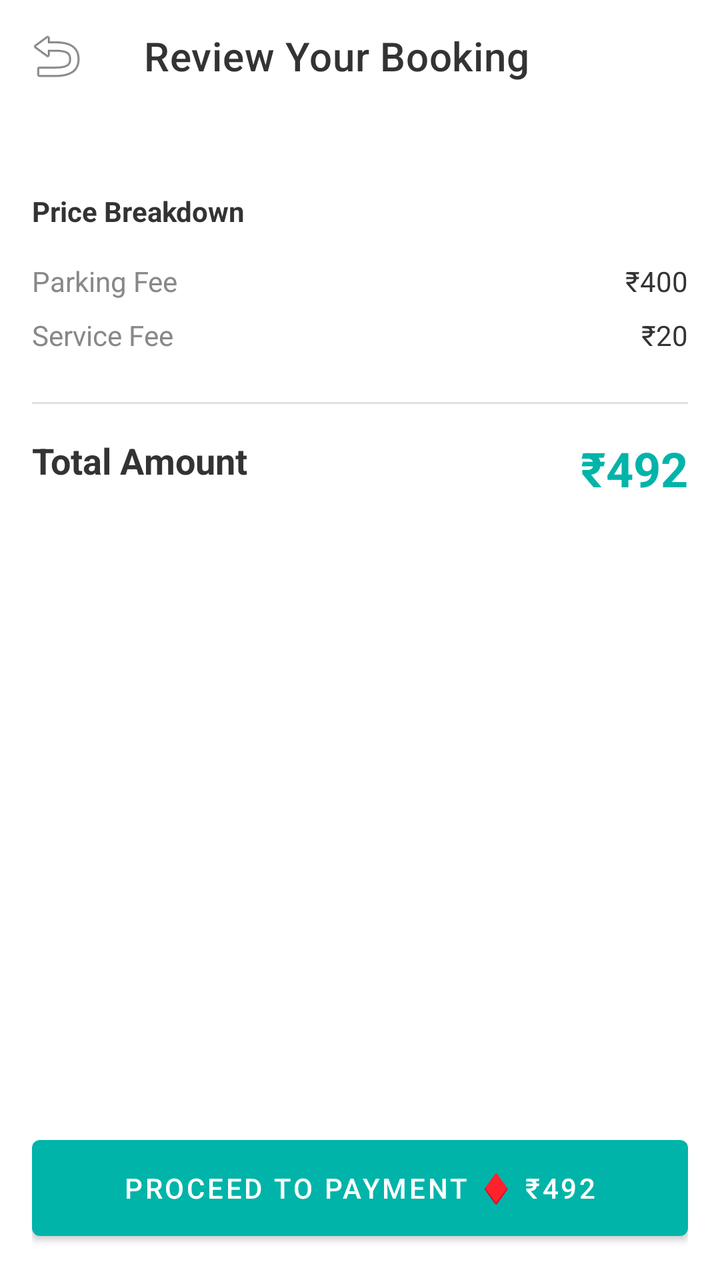
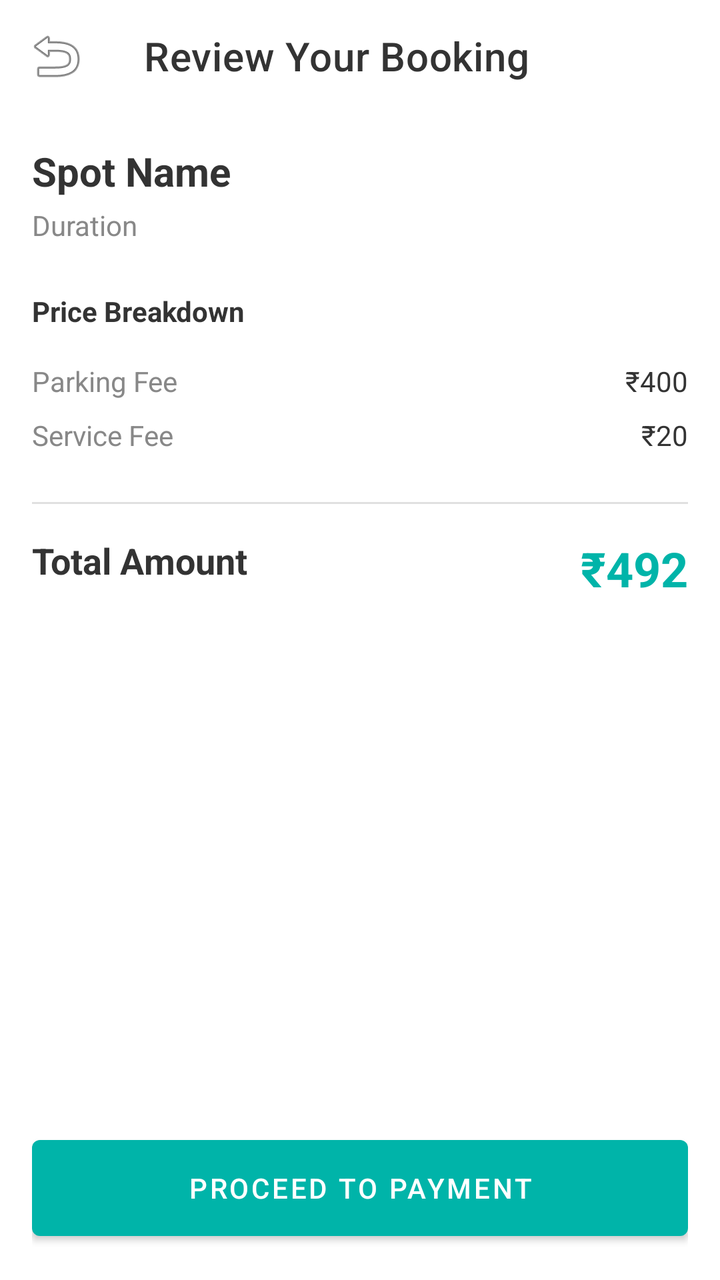

Compare the two renders of this Android layout. The source of the first and the diff that turns it into the second are given below.
<!-- AndroidManifest.xml: application theme Theme.ParkFinder -->
<!-- res/layout/activity_booking_summary.xml -->
<?xml version="1.0" encoding="utf-8"?>
<LinearLayout xmlns:android="http://schemas.android.com/apk/res/android"
    xmlns:app="http://schemas.android.com/apk/res-auto"
    android:layout_width="match_parent"
    android:layout_height="match_parent"
    android:orientation="vertical"
    android:background="@android:color/white">

    <com.google.android.material.appbar.AppBarLayout
        android:layout_width="match_parent"
        android:layout_height="wrap_content"
        android:background="@android:color/white"
        app:elevation="0dp">
        <androidx.appcompat.widget.Toolbar
            android:id="@+id/toolbar"
            android:layout_width="match_parent"
            android:layout_height="?attr/actionBarSize"
            app:title="Review Your Booking"
            app:titleTextColor="@color/dark_grey"
            app:navigationIcon="@android:drawable/ic_menu_revert" />
    </com.google.android.material.appbar.AppBarLayout>

    <ScrollView
        android:layout_width="match_parent"
        android:layout_height="0dp"
        android:layout_weight="1"
        android:padding="16dp">
        <LinearLayout
            android:layout_width="match_parent"
            android:layout_height="wrap_content"
            android:orientation="vertical">

            <TextView
                android:layout_width="wrap_content"
                android:layout_height="wrap_content"
                android:text="Price Breakdown"
                android:textStyle="bold"
                android:textColor="@color/dark_grey"
                android:layout_marginTop="24dp"
                android:layout_marginBottom="16dp" />

            <RelativeLayout android:layout_width="match_parent" android:layout_height="wrap_content" android:layout_marginBottom="8dp">
                <TextView android:layout_width="wrap_content" android:layout_height="wrap_content" android:text="Parking Fee" android:textColor="@color/light_grey" />
                <TextView android:layout_width="wrap_content" android:layout_height="wrap_content" android:text="₹400" android:layout_alignParentEnd="true" android:textColor="@color/dark_grey" />
            </RelativeLayout>

            <RelativeLayout android:layout_width="match_parent" android:layout_height="wrap_content" android:layout_marginBottom="8dp">
                <TextView android:layout_width="wrap_content" android:layout_height="wrap_content" android:text="Service Fee" android:textColor="@color/light_grey" />
                <TextView android:layout_width="wrap_content" android:layout_height="wrap_content" android:text="₹20" android:layout_alignParentEnd="true" android:textColor="@color/dark_grey" />
            </RelativeLayout>

            <View android:layout_width="match_parent" android:layout_height="1dp" android:background="#E0E0E0" android:layout_marginVertical="16dp" />

            <RelativeLayout android:layout_width="match_parent" android:layout_height="wrap_content">
                <TextView android:layout_width="wrap_content" android:layout_height="wrap_content" android:text="Total Amount" android:textStyle="bold" android:textSize="18sp" android:textColor="@color/dark_grey" />
                <TextView android:layout_width="wrap_content" android:layout_height="wrap_content" android:text="₹492" android:textStyle="bold" android:textSize="24sp" android:textColor="@color/teal_main" android:layout_alignParentEnd="true" />
            </RelativeLayout>

        </LinearLayout>
    </ScrollView>

    <LinearLayout
        android:layout_width="match_parent"
        android:layout_height="wrap_content"
        android:padding="16dp"
        android:background="@android:color/white">
        <com.google.android.material.button.MaterialButton
            android:id="@+id/btnProceedPayment"
            android:layout_width="match_parent"
            android:layout_height="60dp"
            android:text="Proceed to Payment ♦ ₹492"
            app:backgroundTint="@color/teal_main" />
    </LinearLayout>
</LinearLayout>
<!-- resources referenced by this layout -->
<resources>
  <color name="dark_grey">#333333</color>
  <color name="light_grey">#888888</color>
  <color name="teal_main">#00B4A9</color>
  <style name="Theme.ParkFinder" parent="Theme.MaterialComponents.Light.NoActionBar">
  
          <item name="colorPrimary">@color/teal_main</item>
          <item name="colorPrimaryVariant">@color/teal_main</item>
          <item name="colorOnPrimary">@color/white</item>
  
          <item name="colorSecondary">@color/green_main</item>
          <item name="colorSecondaryVariant">@color/green_main</item>
          <item name="colorOnSecondary">@color/white</item>
  
          <item name="android:statusBarColor">@color/teal_main</item>
  
          <item name="colorError">@color/color_error</item>
          <item name="colorOnError">@color/white</item>
  
      </style>
  <color name="white">#FFFFFFFF</color>
  <color name="green_main">#00D48A</color>
  <color name="color_error">#E53E3E</color>
</resources>

<!-- the commit's change to res/layout/activity_booking_summary.xml (unified diff, before → after) -->
@@ -31,12 +31,29 @@
             android:orientation="vertical">
 
             <TextView
+                android:id="@+id/tvSummarySpotName"
+                android:layout_width="wrap_content"
+                android:layout_height="wrap_content"
+                android:text="Spot Name"
+                android:textSize="20sp"
+                android:textStyle="bold"
+                android:textColor="@color/dark_grey"
+                android:layout_marginBottom="4dp" />
+
+            <TextView
+                android:id="@+id/tvSummaryDuration"
+                android:layout_width="wrap_content"
+                android:layout_height="wrap_content"
+                android:text="Duration"
+                android:textColor="@color/light_grey"
+                android:layout_marginBottom="24dp" />
+
+            <TextView
                 android:layout_width="wrap_content"
                 android:layout_height="wrap_content"
                 android:text="Price Breakdown"
                 android:textStyle="bold"
                 android:textColor="@color/dark_grey"
-                android:layout_marginTop="24dp"
                 android:layout_marginBottom="16dp" />
 
             <RelativeLayout android:layout_width="match_parent" android:layout_height="wrap_content" android:layout_marginBottom="8dp">
@@ -53,7 +70,15 @@
 
             <RelativeLayout android:layout_width="match_parent" android:layout_height="wrap_content">
                 <TextView android:layout_width="wrap_content" android:layout_height="wrap_content" android:text="Total Amount" android:textStyle="bold" android:textSize="18sp" android:textColor="@color/dark_grey" />
-                <TextView android:layout_width="wrap_content" android:layout_height="wrap_content" android:text="₹492" android:textStyle="bold" android:textSize="24sp" android:textColor="@color/teal_main" android:layout_alignParentEnd="true" />
+                <TextView
+                    android:id="@+id/tvTotalAmount"
+                    android:layout_width="wrap_content"
+                    android:layout_height="wrap_content"
+                    android:text="₹492"
+                    android:textStyle="bold"
+                    android:textSize="24sp"
+                    android:textColor="@color/teal_main"
+                    android:layout_alignParentEnd="true" />
             </RelativeLayout>
 
         </LinearLayout>
@@ -68,7 +93,7 @@
             android:id="@+id/btnProceedPayment"
             android:layout_width="match_parent"
             android:layout_height="60dp"
-            android:text="Proceed to Payment ♦ ₹492"
+            android:text="Proceed to Payment"
             app:backgroundTint="@color/teal_main" />
     </LinearLayout>
 </LinearLayout>
<!-- resource entries referenced after the edit -->
@@ -14,7 +14,8 @@
           <item name="colorOnSecondary">@color/white</item>
   
           <item name="android:statusBarColor">@color/teal_main</item>
-  
+          <item name="android:windowBackground">@android:color/white</item>
+          <item name="android:colorBackground">@android:color/white</item>
           <item name="colorError">@color/color_error</item>
           <item name="colorOnError">@color/white</item>
   
